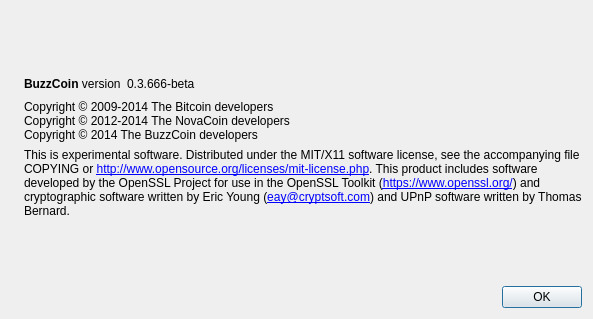
Before: the Qt Designer form src/qt/forms/aboutdialog.ui in BUZZCOINproject/buzzcoin, drawn with Qt 5.
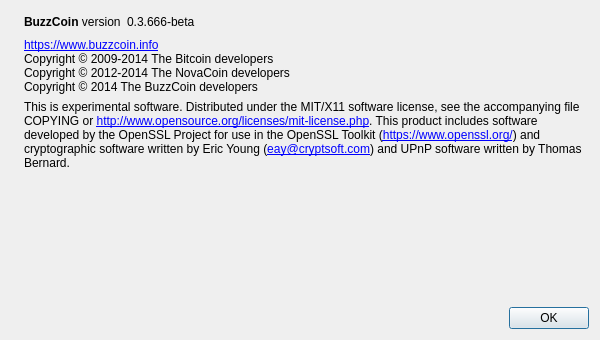
After: the same form once the commit is applied. Icons and pictures are not drawn.

Commit message: added BUZZcoin url

```diff
--- a/src/qt/forms/aboutdialog.ui
+++ b/src/qt/forms/aboutdialog.ui
@@ -6,8 +6,8 @@
    <rect>
     <x>0</x>
     <y>0</y>
-    <width>593</width>
-    <height>319</height>
+    <width>600</width>
+    <height>340</height>
    </rect>
   </property>
   <property name="windowTitle">
@@ -34,10 +34,13 @@
        <property name="orientation">
         <enum>Qt::Vertical</enum>
        </property>
+       <property name="sizeType">
+        <enum>QSizePolicy::Fixed</enum>
+       </property>
        <property name="sizeHint" stdset="0">
         <size>
          <width>20</width>
-         <height>40</height>
+         <height>1</height>
         </size>
        </property>
       </spacer>
@@ -91,9 +94,13 @@
         <cursorShape>IBeamCursor</cursorShape>
        </property>
        <property name="text">
-        <string>Copyright © 2009-2014 The Bitcoin developers
-Copyright © 2012-2014 The NovaCoin developers
-Copyright © 2014 The BuzzCoin developers</string>
+        <string>&lt;html&gt;&lt;head/&gt;&lt;body&gt;&lt;p&gt;&lt;a href=&quot;https://www.buzzcoin.info&quot;&gt;&lt;span style=&quot; text-decoration: underline; color:#0000ff;&quot;&gt;https://www.buzzcoin.info&lt;br/&gt;&lt;/span&gt;&lt;/a&gt;Copyright © 2009-2014 The Bitcoin developers&lt;br/&gt;Copyright © 2012-2014 The NovaCoin developers&lt;br/&gt;Copyright © 2014 The BuzzCoin developers&lt;/p&gt;&lt;/body&gt;&lt;/html&gt;</string>
+       </property>
+       <property name="textFormat">
+        <enum>Qt::RichText</enum>
+       </property>
+       <property name="wordWrap">
+        <bool>true</bool>
        </property>
        <property name="textInteractionFlags">
         <set>Qt::LinksAccessibleByMouse|Qt::TextSelectableByKeyboard|Qt::TextSelectableByMouse</set>
```
Left out of the diff: 3 changed lines with no effect on the pictures.
